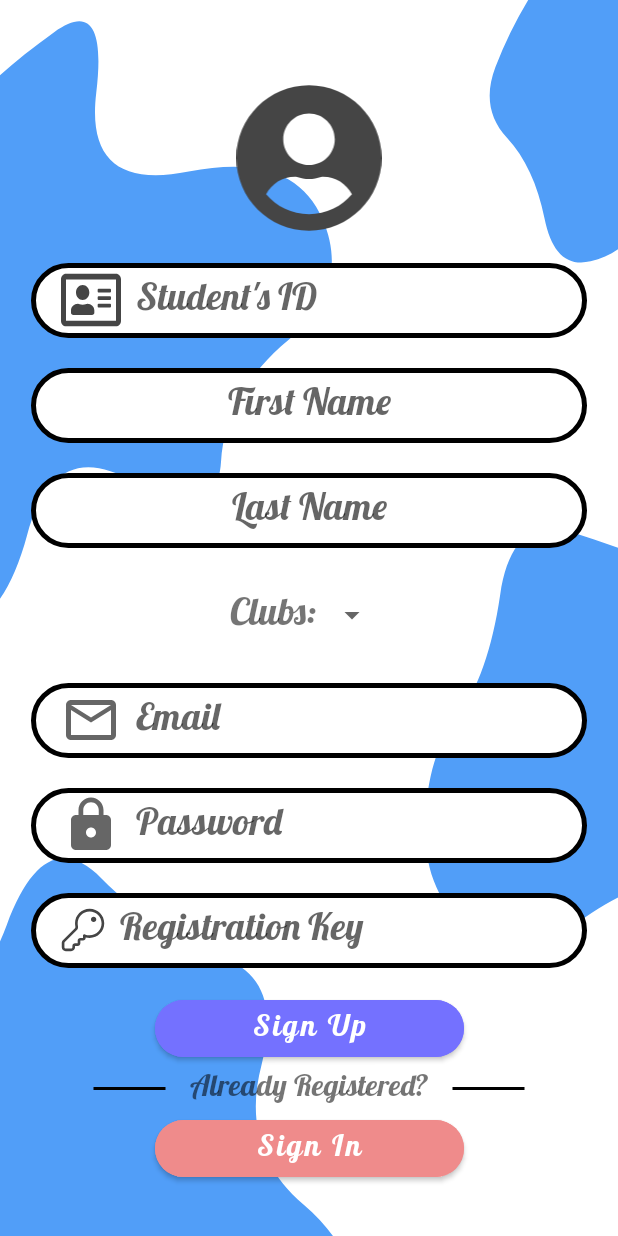
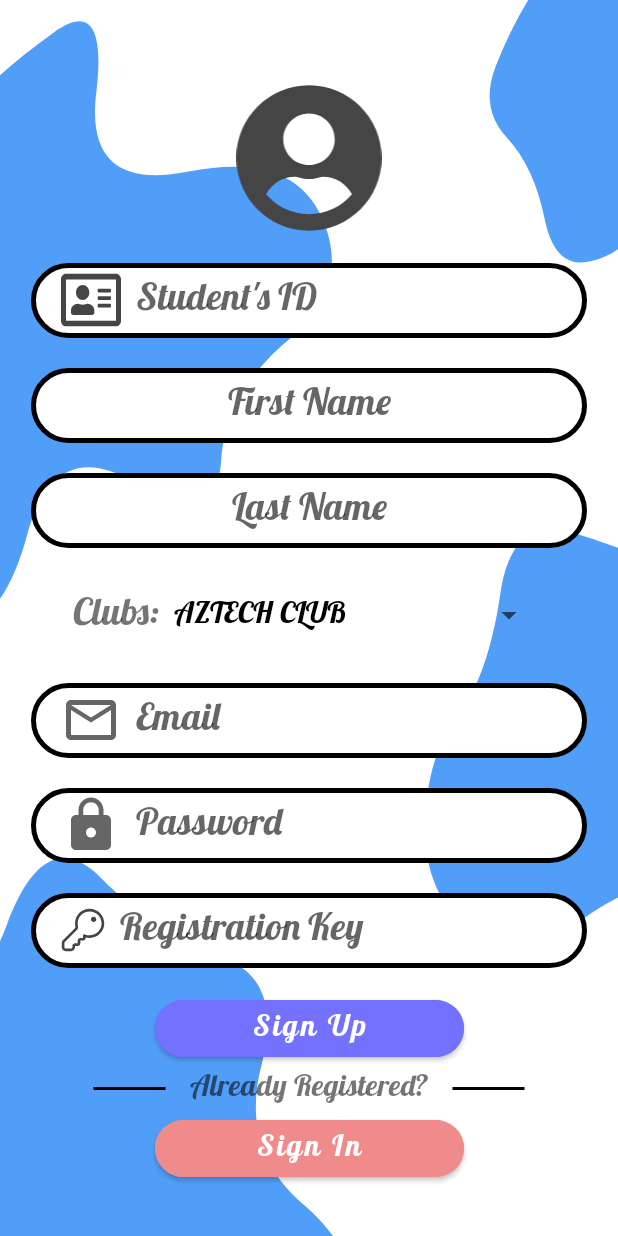
Before and after one commit to rjhaye/Club-Informant, an Android app: the StudentRegistrationForm screen opened directly, with no data from a screen before it, on a phone screen of 412 x 824 dp. Run offline under Robolectric (Android 15) with nearby library versions, the phone set to English and light mode, and no system bars.

Commit message:
Spinner Implemented

```diff
--- a/app/build.gradle
+++ b/app/build.gradle
@@ -34,6 +34,7 @@ dependencies {
     implementation 'com.google.android.material:material:1.4.0'
     implementation 'androidx.constraintlayout:constraintlayout:2.1.2'
     implementation 'com.google.firebase:firebase-auth:21.0.1'
+    implementation 'com.google.firebase:firebase-database:20.0.3'
     testImplementation 'junit:junit:4.+'
     androidTestImplementation 'androidx.test.ext:junit:1.1.3'
     androidTestImplementation 'androidx.test.espresso:espresso-core:3.4.0'
--- /dev/null
+++ b/app/src/main/java/android/example/clubinformant/Student.java
@@ -0,0 +1,4 @@
+package android.example.clubinformant;
+
+public class Student {
+}
--- a/app/src/main/java/android/example/clubinformant/StudentRegistrationForm.java
+++ b/app/src/main/java/android/example/clubinformant/StudentRegistrationForm.java
@@ -1,21 +1,67 @@
 package android.example.clubinformant;
-
-import androidx.appcompat.app.AppCompatActivity;
 
 import android.content.Intent;
 import android.os.Bundle;
 import android.view.View;
+import android.widget.AdapterView;
+import android.widget.ArrayAdapter;
+import android.widget.EditText;
+import android.widget.Spinner;
+
+import androidx.appcompat.app.AppCompatActivity;
+
+import java.util.ArrayList;
 
 public class StudentRegistrationForm extends AppCompatActivity {
+    private EditText studentId;
+    private EditText fname;
+    private EditText lname;
+    private String club;
+    private Spinner clubSpinner;
+    private EditText eMail;
+    private EditText password;
+    private EditText registrationKey;
 
     @Override
     protected void onCreate(Bundle savedInstanceState) {
         super.onCreate(savedInstanceState);
         setContentView(R.layout.activity_student_registration_form);
+        initWidgets();
+        implementSpinner();
+
     }
 
     public void initWidgets() {
+        fname = findViewById(R.id.et_student_fname_sign_up);
+        lname = findViewById(R.id.et_student_lname_sign_up);
+        clubSpinner = findViewById(R.id.spinner_club_choices);
+        eMail = findViewById(R.id.et_student_email_sign_up);
+        password = findViewById(R.id.et_student_password_sign_up);
+        registrationKey = findViewById(R.id.et_student_registration_key_sign_up);
+    }
 
+    public void implementSpinner() {
+        ArrayList<String> clubs = new ArrayList<>();
+        clubs.add("AZTECH CLUB");
+        clubs.add("MAHARLIKA CLUB");
+        clubs.add("PANDAYWIKA CLUB");
+        clubs.add("TEATRO MILENYO CLUB");
+        clubs.add("WE MATTER CLUB");
+        ArrayAdapter<String> adapter = new ArrayAdapter<>(StudentRegistrationForm.this,
+                R.layout.custom_simple_spinner_item, clubs);
+        adapter.setDropDownViewResource(R.layout.custom_simple_spinner_dropdown_item);
+        clubSpinner.setAdapter(adapter);
+        clubSpinner.setOnItemSelectedListener(new AdapterView.OnItemSelectedListener() {
+            @Override
+            public void onItemSelected(AdapterView<?> parent, View view, int position, long id) {
+                club = clubs.get(position);
+            }
+
+            @Override
+            public void onNothingSelected(AdapterView<?> parent) {
+
+            }
+        });
     }
 
     public void signUpBtn(View view) {
--- /dev/null
+++ b/app/src/main/java/android/example/clubinformant/Teacher.java
@@ -0,0 +1,4 @@
+package android.example.clubinformant;
+
+public class Teacher {
+}
--- a/app/src/main/res/layout/activity_student_registration_form.xml
+++ b/app/src/main/res/layout/activity_student_registration_form.xml
@@ -103,7 +103,7 @@
                 android:textSize="25sp" />
 
             <Spinner
-                android:id="@+id/spinner_club_choices_sign_up"
+                android:id="@+id/spinner_club_choices"
                 android:layout_width="wrap_content"
                 android:layout_height="match_parent"
                 android:gravity="center_vertical" />
--- /dev/null
+++ b/app/src/main/res/layout/custom_simple_spinner_dropdown_item.xml
@@ -0,0 +1,8 @@
+<?xml version="1.0" encoding="utf-8"?>
+<TextView xmlns:android="http://schemas.android.com/apk/res/android"
+    android:layout_width="match_parent"
+    android:layout_height="match_parent"
+    android:fontFamily="@font/lobster_regular"
+    android:padding="10dp"
+    android:textAllCaps="false"
+    android:textSize="20sp"></TextView>
--- /dev/null
+++ b/app/src/main/res/layout/custom_simple_spinner_item.xml
@@ -0,0 +1,10 @@
+<?xml version="1.0" encoding="utf-8"?>
+<TextView xmlns:android="http://schemas.android.com/apk/res/android"
+    android:layout_width="match_parent"
+    android:layout_height="match_parent"
+    android:fontFamily="@font/lobster_regular"
+    android:gravity="center"
+    android:paddingLeft="10dp"
+    android:textAllCaps="false"
+    android:textColor="@color/black"
+    android:textSize="20sp"></TextView>
```
